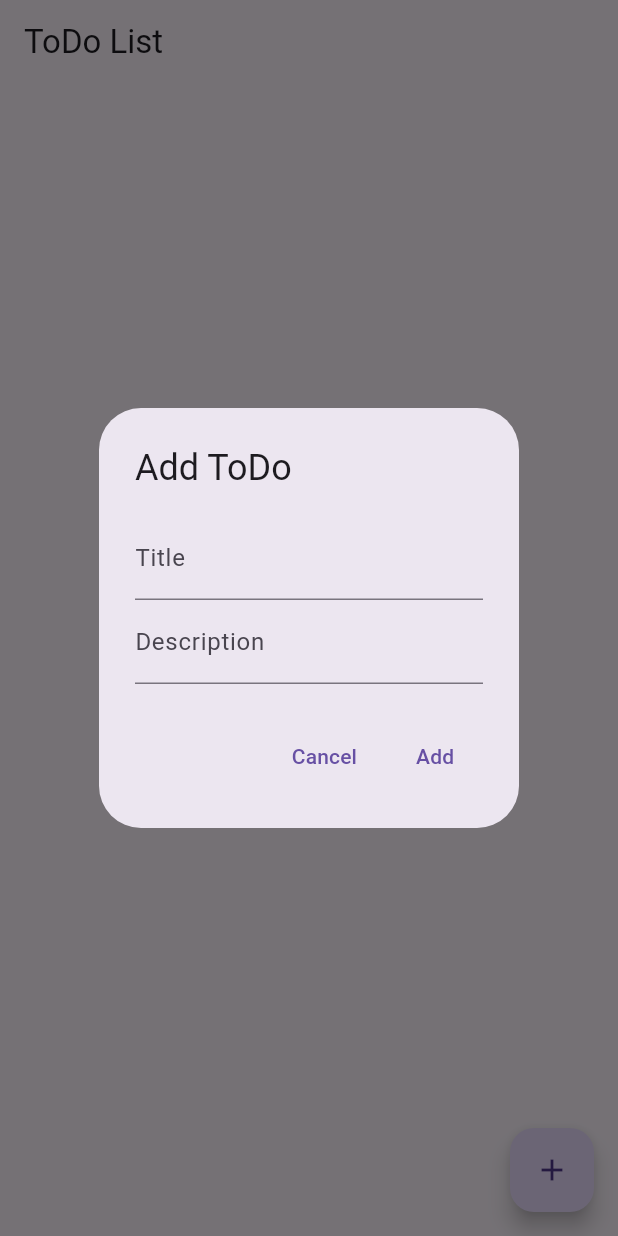
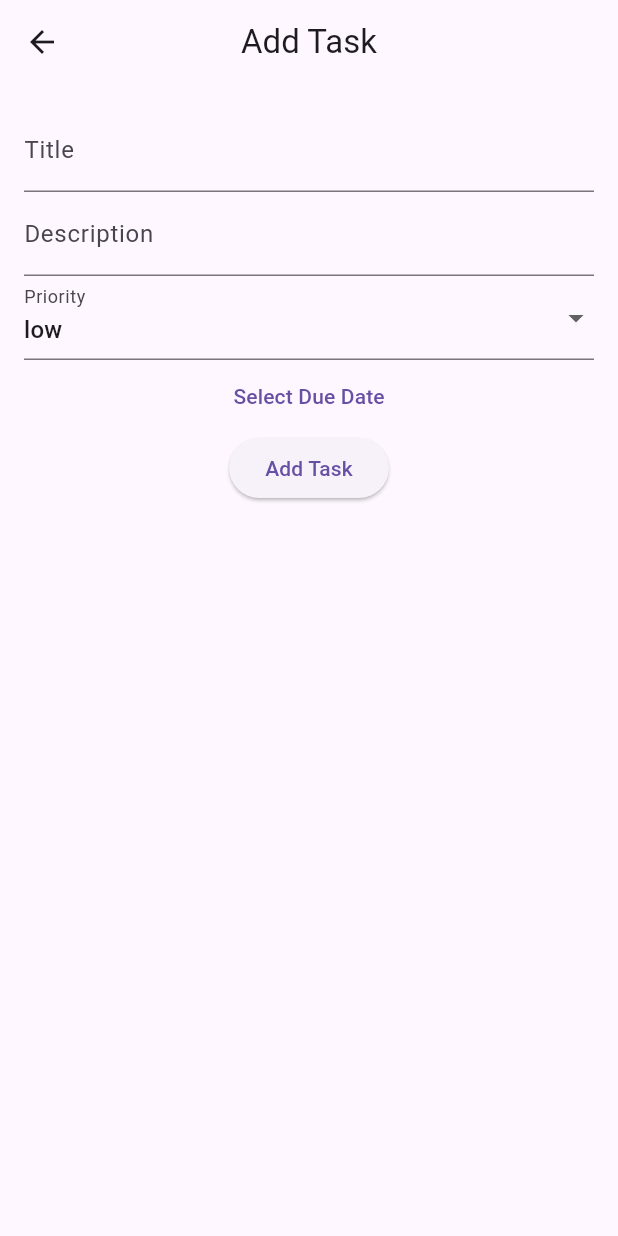
Before and after one commit to Ajaykumaryadav-Aj/todo_list_app, a Flutter app: the screen it shows after launch, after a tap on the "add" icon, on a phone screen of 412 x 824 dp. Run offline on Flutter 3.47's test engine with Material 3 defaults, Android fonts, the phone set to English and light mode, and no system bars; our stand-ins replace flutter_bloc, flutter_local_notifications, shared_preferences.

Commit message:
third commit

```diff
--- a/lib/bloc/todo_bloc.dart
+++ b/lib/bloc/todo_bloc.dart
@@ -1,41 +1,64 @@
 
+import 'dart:convert';
 import 'package:flutter_bloc/flutter_bloc.dart';
+import 'package:shared_preferences/shared_preferences.dart';
+import 'package:todo_list_app/bloc/todo_event.dart';
+import 'package:todo_list_app/bloc/todo_state.dart';
 import 'package:todo_list_app/models/model.dart';
-import 'todo_event.dart';
-import 'todo_state.dart';
 
-class ToDoBloc extends Bloc<ToDoEvent, ToDoState> {
-  ToDoBloc() : super(const ToDoLoadSuccess([])) {
-    on<AddToDo>(_onAddToDo);
-    on<UpdateToDo>(_onUpdateToDo);
-    on<DeleteToDo>(_onDeleteToDo);
+
+class TaskBloc extends Bloc<TaskEvent, TaskState> {
+  TaskBloc() : super(const TaskState()) {
+    on<LoadTasks>(_onLoadTasks);
+    on<AddTask>(_onAddTask);
+    on<RemoveTask>(_onRemoveTask);
+    on<UpdateTask>(_onUpdateTask);
   }
 
-  void _onAddToDo(AddToDo event, Emitter<ToDoState> emit) {
-    if (state is ToDoLoadSuccess) {
-      final updatedToDos = List<ToDo>.from((state as ToDoLoadSuccess).todos)
-        ..add(event.todo);
-      emit(ToDoLoadSuccess(updatedToDos));
+  Future<void> _onLoadTasks(LoadTasks event, Emitter<TaskState> emit) async {
+    final prefs = await SharedPreferences.getInstance();
+    final List<String>? tasksJson = prefs.getStringList('tasks');
+    if (tasksJson != null) {
+      final tasks =
+          tasksJson.map((json) => Task.fromMap(jsonDecode(json))).toList();
+      emit(TaskState(tasks: tasks));
+    } else {
+      emit(const TaskState());
     }
   }
 
-  void _onUpdateToDo(UpdateToDo event, Emitter<ToDoState> emit) {
-    if (state is ToDoLoadSuccess) {
-      final updatedToDos = (state as ToDoLoadSuccess).todos.map((todo) {
-        return todo.id == event.todo.id ? event.todo : todo;
-      }).toList();
-      emit(ToDoLoadSuccess(updatedToDos));
-    }
+  Future<void> _onAddTask(AddTask event, Emitter<TaskState> emit) async {
+    final updatedTasks = List<Task>.from(state.tasks)..add(event.task);
+    await _saveTasks(updatedTasks);
+    emit(TaskState(tasks: updatedTasks));
   }
 
-  void _onDeleteToDo(DeleteToDo event, Emitter<ToDoState> emit) {
-    if (state is ToDoLoadSuccess) {
-      final updatedToDos = (state as ToDoLoadSuccess).todos
-          .where((todo) => todo.id != event.id)
-          .toList();
-      emit(ToDoLoadSuccess(updatedToDos));
-    }
+  Future<void> _onRemoveTask(RemoveTask event, Emitter<TaskState> emit) async {
+    final updatedTasks = List<Task>.from(state.tasks)..remove(event.task);
+    await _saveTasks(updatedTasks);
+    emit(TaskState(tasks: updatedTasks));
   }
 
+  // Future<void> _onUpdateTask(UpdateTask event, Emitter<TaskState> emit) async {
+  //   final updatedTasks = state.tasks.map((task) {
+  //     return task.title == event.task.title ? event.task : task;
+  //   }).toList();
+  //   await _saveTasks(updatedTasks);
+  //   emit(TaskState(tasks: updatedTasks));
+  // }
 
+  Future<void> _onUpdateTask(UpdateTask event, Emitter<TaskState> emit) async {
+    final updatedTasks = state.tasks.map((task) {
+      return task.title == event.oldTask.title ? event.task : task;
+    }).toList();
+    await _saveTasks(updatedTasks);
+    emit(TaskState(tasks: updatedTasks));
+  }
+
+  Future<void> _saveTasks(List<Task> tasks) async {
+    final prefs = await SharedPreferences.getInstance();
+    final List<String> tasksJson =
+        tasks.map((task) => json.encode(task.toMap())).toList();
+    await prefs.setStringList('tasks', tasksJson);
+  }
 }
--- a/lib/bloc/todo_event.dart
+++ b/lib/bloc/todo_event.dart
@@ -1,37 +1,29 @@
 
-import 'package:equatable/equatable.dart';
+
 import 'package:todo_list_app/models/model.dart';
 
-abstract class ToDoEvent extends Equatable {
-  const ToDoEvent();
+abstract class TaskEvent {}
 
-  @override
-  List<Object> get props => [];
+class LoadTasks extends TaskEvent {}
+
+class AddTask extends TaskEvent {
+  final Task task;
+  AddTask(this.task);
 }
 
-class AddToDo extends ToDoEvent {
-  final ToDo todo;
-
-  const AddToDo(this.todo);
-
-  @override
-  List<Object> get props => [todo];
+class RemoveTask extends TaskEvent {
+  final Task task;
+  RemoveTask(this.task);
 }
 
-class UpdateToDo extends ToDoEvent {
-  final ToDo todo;
+// class UpdateTask extends TaskEvent {
+//   final Task task;
+//   UpdateTask(this.task);
+// }
 
-  const UpdateToDo(this.todo);
+class UpdateTask extends TaskEvent {
+  final Task oldTask;
+  final Task task;
 
-  @override
-  List<Object> get props => [todo];
+  UpdateTask(this.oldTask, this.task);
 }
-
-class DeleteToDo extends ToDoEvent {
-  final String id;
-
-  const DeleteToDo(this.id);
-
-  @override
-  List<Object> get props => [id];
-}
--- a/lib/bloc/todo_state.dart
+++ b/lib/bloc/todo_state.dart
@@ -1,23 +1,10 @@
 
-import 'package:equatable/equatable.dart';
+
+
 import 'package:todo_list_app/models/model.dart';
 
-abstract class ToDoState extends Equatable {
-  const ToDoState();
+class TaskState {
+  final List<Task> tasks;
 
-  @override
-  List<Object> get props => [];
+  const TaskState({this.tasks = const []});
 }
-
-class ToDoInitial extends ToDoState {}
-
-class ToDoLoadSuccess extends ToDoState {
-  final List<ToDo> todos;
-
-  const ToDoLoadSuccess([this.todos = const []]);
-
-  @override
-  List<Object> get props => [todos];
-}
-
-class ToDoOperationFailure extends ToDoState {}
--- a/lib/main.dart
+++ b/lib/main.dart
@@ -1,23 +1,40 @@
-
 import 'package:flutter/material.dart';
 import 'package:flutter_bloc/flutter_bloc.dart';
+import 'package:flutter_local_notifications/flutter_local_notifications.dart';
+import 'package:todo_list_app/bloc/todo_bloc.dart';
+import 'package:todo_list_app/bloc/todo_event.dart';
 import 'package:todo_list_app/screens/home_screen.dart';
-import 'bloc/todo_bloc.dart';
 
-void main() {
+final FlutterLocalNotificationsPlugin flutterLocalNotificationsPlugin =
+    FlutterLocalNotificationsPlugin();
+
+void main() async {
+  WidgetsFlutterBinding.ensureInitialized();
+
+  const AndroidInitializationSettings initializationSettingsAndroid =
+      AndroidInitializationSettings('@mipmap/ic_launcher');
+  const InitializationSettings initializationSettings =
+      InitializationSettings(android: initializationSettingsAndroid);
+
+  await flutterLocalNotificationsPlugin.initialize(initializationSettings);
+
   runApp(const MyApp());
 }
 
 class MyApp extends StatelessWidget {
-  const MyApp({super.key});
+  const MyApp({Key? key}) : super(key: key);
 
   @override
   Widget build(BuildContext context) {
-    return MaterialApp(
-      title: 'ToDo App',
-      home: BlocProvider(
-        create: (context) => ToDoBloc(),
-        child: ToDoScreen(),
+    return BlocProvider(
+      create: (context) => TaskBloc()..add(LoadTasks()),
+      child: MaterialApp(
+        debugShowCheckedModeBanner: false,
+        title: 'Todo List App',
+        theme: ThemeData(
+          primarySwatch: Colors.blue,
+        ),
+        home: const HomeScreen(),
       ),
     );
   }
--- a/lib/models/model.dart
+++ b/lib/models/model.dart
@@ -1,33 +1,53 @@
+import 'package:flutter_local_notifications/flutter_local_notifications.dart';
 
-import 'package:equatable/equatable.dart';
-
-class ToDo extends Equatable {
-  final String id;
+class Task {
   final String title;
   final String description;
+  final Priority priority;
+  final DateTime dueDate;
   final bool isCompleted;
 
-  const ToDo({
-    required this.id,
+  Task({
     required this.title,
     required this.description,
+    required this.priority,
+    required this.dueDate,
     this.isCompleted = false,
   });
 
-  ToDo copyWith({
-    String? id,
+  Task copyWith({
     String? title,
     String? description,
+    Priority? priority,
+    DateTime? dueDate,
     bool? isCompleted,
   }) {
-    return ToDo(
-      id: id ?? this.id,
+    return Task(
       title: title ?? this.title,
       description: description ?? this.description,
+      priority: priority ?? this.priority,
+      dueDate: dueDate ?? this.dueDate,
       isCompleted: isCompleted ?? this.isCompleted,
     );
   }
 
-  @override
-  List<Object?> get props => [id, title, description, isCompleted];
+  Map<String, dynamic> toMap() {
+    return {
+      'title': title,
+      'description': description,
+      'priority': priority.index,
+      'dueDate': dueDate.toIso8601String(),
+      'isCompleted': isCompleted,
+    };
+  }
+
+  factory Task.fromMap(Map<String, dynamic> map) {
+    return Task(
+      title: map['title'],
+      description: map['description'],
+      priority: Priority.values[map['priority']],
+      dueDate: DateTime.parse(map['dueDate']),
+      isCompleted: map['isCompleted'],
+    );
+  }
 }
--- /dev/null
+++ b/lib/screens/add_task_screen.dart
@@ -0,0 +1,96 @@
+import 'package:flutter/material.dart';
+import 'package:flutter_bloc/flutter_bloc.dart';
+import 'package:flutter_local_notifications/flutter_local_notifications.dart';
+import 'package:todo_list_app/bloc/todo_bloc.dart';
+import 'package:todo_list_app/bloc/todo_event.dart';
+import 'package:todo_list_app/models/model.dart';
+
+class AddTaskScreen extends StatefulWidget {
+  const AddTaskScreen({Key? key}) : super(key: key);
+
+  @override
+  _AddTaskScreenState createState() => _AddTaskScreenState();
+}
+
+class _AddTaskScreenState extends State<AddTaskScreen> {
+  final _formKey = GlobalKey<FormState>();
+  String _title = '';
+  String _description = '';
+  Priority _priority = Priority.low;
+  DateTime _dueDate = DateTime.now();
+
+  @override
+  Widget build(BuildContext context) {
+    return Scaffold(
+      appBar: AppBar(
+        title: const Text('Add Task'),
+        centerTitle: true,
+      ),
+      body: Padding(
+        padding: const EdgeInsets.all(16.0),
+        child: Form(
+          key: _formKey,
+          child: Column(
+            children: [
+              TextFormField(
+                decoration: const InputDecoration(labelText: 'Title'),
+                onSaved: (value) => _title = value!,
+                validator: (value) =>
+                    value!.isEmpty ? 'Please enter a title' : null,
+              ),
+              TextFormField(
+                decoration: const InputDecoration(labelText: 'Description'),
+                onSaved: (value) => _description = value!,
+                validator: (value) =>
+                    value!.isEmpty ? 'Please enter a description' : null,
+              ),
+              DropdownButtonFormField<Priority>(
+                value: _priority,
+                items: Priority.values
+                    .map((priority) => DropdownMenuItem(
+                          value: priority,
+                          child: Text(priority.toString().split('.').last),
+                        ))
+                    .toList(),
+                onChanged: (value) => setState(() => _priority = value!),
+                decoration: const InputDecoration(labelText: 'Priority'),
+              ),
+              TextButton(
+                onPressed: () async {
+                  final selectedDate = await showDatePicker(
+                    context: context,
+                    initialDate: _dueDate,
+                    firstDate: DateTime.now(),
+                    lastDate: DateTime(2100),
+                  );
+                  if (selectedDate != null) {
+                    setState(() => _dueDate = selectedDate);
+                  }
+                },
+                child: const Text('Select Due Date'),
+              ),
+              ElevatedButton(
+                onPressed: _submitForm,
+                child: const Text('Add Task'),
+              ),
+            ],
+          ),
+        ),
+      ),
+    );
+  }
+
+  void _submitForm() {
+    if (_formKey.currentState!.validate()) {
+      _formKey.currentState!.save();
+      final newTask = Task(
+        title: _title,
+        description: _description,
+        priority: _priority,
+        dueDate: _dueDate,
+      );
+      context.read<TaskBloc>().add(AddTask(newTask));
+      Navigator.of(context).pop();
+    }
+  }
+}
--- /dev/null
+++ b/lib/screens/edit_task_screen.dart
@@ -0,0 +1,108 @@
+import 'package:flutter/material.dart';
+import 'package:flutter_bloc/flutter_bloc.dart';
+import 'package:flutter_local_notifications/flutter_local_notifications.dart';
+import 'package:todo_list_app/bloc/todo_bloc.dart';
+import 'package:todo_list_app/bloc/todo_event.dart';
+import 'package:todo_list_app/models/model.dart';
+
+class EditTaskScreen extends StatefulWidget {
+  final Task task;
+
+  const EditTaskScreen({Key? key, required this.task}) : super(key: key);
+
+  @override
+  _EditTaskScreenState createState() => _EditTaskScreenState();
+}
+
+class _EditTaskScreenState extends State<EditTaskScreen> {
+  final _formKey = GlobalKey<FormState>();
+  late String _title;
+  late String _description;
+  late Priority _priority;
+  late DateTime _dueDate;
+
+  @override
+  void initState() {
+    super.initState();
+    _title = widget.task.title;
+    _description = widget.task.description;
+    _priority = widget.task.priority;
+    _dueDate = widget.task.dueDate;
+  }
+
+  @override
+  Widget build(BuildContext context) {
+    return Scaffold(
+      appBar: AppBar(
+        title: const Text('Edit Task'),
+        centerTitle: true,
+      ),
+      body: Padding(
+        padding: const EdgeInsets.all(16.0),
+        child: Form(
+          key: _formKey,
+          child: Column(
+            children: [
+              TextFormField(
+                initialValue: _title,
+                decoration: const InputDecoration(labelText: 'Title'),
+                onSaved: (value) => _title = value ?? '',
+                validator: (value) =>
+                    value!.isEmpty ? 'Please enter a title' : null,
+              ),
+              TextFormField(
+                initialValue: _description,
+                decoration: const InputDecoration(labelText: 'Description'),
+                onSaved: (value) => _description = value ?? '',
+              ),
+              DropdownButtonFormField<Priority>(
+                value: _priority,
+                items: Priority.values
+                    .map((priority) => DropdownMenuItem(
+                          value: priority,
+                          child: Text(priority.toString().split('.').last),
+                        ))
+                    .toList(),
+                onChanged: (value) =>
+                    setState(() => _priority = value ?? Priority.low),
+                decoration: const InputDecoration(labelText: 'Priority'),
+              ),
+              TextButton(
+                onPressed: () async {
+                  final selectedDate = await showDatePicker(
+                    context: context,
+                    initialDate: _dueDate,
+                    firstDate: DateTime.now(),
+                    lastDate: DateTime(2100),
+                  );
+                  if (selectedDate != null) {
+                    setState(() => _dueDate = selectedDate);
+                  }
+                },
+                child: const Text('Select Due Date'),
+              ),
+              ElevatedButton(
+                onPressed: _submitForm,
+                child: const Text('Save Changes'),
+              ),
+            ],
+          ),
+        ),
+      ),
+    );
+  }
+
+  void _submitForm() {
+    if (_formKey.currentState!.validate()) {
+      _formKey.currentState!.save();
+      final updatedTask = widget.task.copyWith(
+        title: _title,
+        description: _description,
+        priority: _priority,
+        dueDate: _dueDate,
+      );
+      context.read<TaskBloc>().add(UpdateTask(widget.task, updatedTask));
+      Navigator.of(context).pop();
+    }
+  }
+}
--- a/lib/screens/home_screen.dart
+++ b/lib/screens/home_screen.dart
@@ -1,123 +1,80 @@
-
 import 'package:flutter/material.dart';
 import 'package:flutter_bloc/flutter_bloc.dart';
+import 'package:todo_list_app/bloc/todo_bloc.dart';
+import 'package:todo_list_app/bloc/todo_event.dart';
+import 'package:todo_list_app/bloc/todo_state.dart';
 import 'package:todo_list_app/models/model.dart';
-import '../bloc/todo_bloc.dart';
-import '../bloc/todo_event.dart';
-import '../bloc/todo_state.dart';
+import 'package:todo_list_app/screens/add_task_screen.dart';
+import 'package:todo_list_app/screens/edit_task_screen.dart';
 
-class ToDoScreen extends StatelessWidget {
-  final TextEditingController _titleController = TextEditingController();
-  final TextEditingController _descriptionController = TextEditingController();
-
-  ToDoScreen({super.key});
-  // final TextEditingController _searchController = TextEditingController();
+class HomeScreen extends StatelessWidget {
+  const HomeScreen({Key? key}) : super(key: key);
 
   @override
   Widget build(BuildContext context) {
     return Scaffold(
       appBar: AppBar(
-        title: const Text('ToDo List'),
-
+        title: const Text('To-Do List'),
+        centerTitle: true,
       ),
-      body: BlocBuilder<ToDoBloc, ToDoState>(
+      body: BlocBuilder<TaskBloc, TaskState>(
         builder: (context, state) {
-          if (state is ToDoLoadSuccess) {
-            final todos = state.todos;
-
+          if (state.tasks.isEmpty) {
+            return const Center(child: Text('No tasks available.'));
+          }
           return ListView.builder(
-              itemCount: todos.length,
+            itemCount: state.tasks.length,
             itemBuilder: (context, index) {
-                final todo = todos[index];
-
-                return ListTile(
-                  title: Text(todo.title),
-                  subtitle: Text(todo.description),
-                  trailing: IconButton(
-                    icon: const Icon(Icons.delete),
-                    onPressed: () {
-                      context.read<ToDoBloc>().add(DeleteToDo(todo.id));
-                    },
-                  ),
-                  onTap: () {
-                    _titleController.text = todo.title;
-                    _descriptionController.text = todo.description;
-                    _showAddEditDialog(context, todo);
+              return TaskTile(task: state.tasks[index]);
             },
           );
-              },
-            );
-          }
-
-          return const Center(child: CircularProgressIndicator());
         },
       ),
       floatingActionButton: FloatingActionButton(
         onPressed: () {
-          _titleController.clear();
-          _descriptionController.clear();
-          _showAddEditDialog(context, null);
+          Navigator.of(context).push(
+            MaterialPageRoute(
+              builder: (context) => const AddTaskScreen(),
+            ),
+          );
         },
         child: const Icon(Icons.add),
       ),
     );
   }
+}
 
-  void _showAddEditDialog(BuildContext context, ToDo? todo) {
-    showDialog(
-      context: context,
-      builder: (BuildContext context) {
-        return AlertDialog(
-          title: Text(todo == null ? 'Add ToDo' : 'Edit ToDo'),
-          content: Column(
+class TaskTile extends StatelessWidget {
+  final Task task;
+
+  const TaskTile({Key? key, required this.task}) : super(key: key);
+
+  @override
+  Widget build(BuildContext context) {
+    return ListTile(
+      title: Text(task.title),
+      subtitle: Text(task.description),
+      trailing: Row(
         mainAxisSize: MainAxisSize.min,
         children: [
-              TextField(
-                controller: _titleController,
-                decoration: const InputDecoration(labelText: 'Title'),
+          IconButton(
+            icon: const Icon(Icons.edit),
+            onPressed: () {
+              Navigator.of(context).push(
+                MaterialPageRoute(
+                  builder: (context) => EditTaskScreen(task: task),
                 ),
-              TextField(
-                controller: _descriptionController,
-                decoration: const InputDecoration(labelText: 'Description'),
+              );
+            },
+          ),
+          IconButton(
+            icon: const Icon(Icons.delete),
+            onPressed: () {
+              context.read<TaskBloc>().add(RemoveTask(task));
+            },
           ),
         ],
       ),
-          actions: [
-            TextButton(
-              onPressed: () {
-                Navigator.of(context).pop();
-              },
-              child: const Text('Cancel'),
-            ),
-            TextButton(
-              onPressed: () {
-                final title = _titleController.text.trim();
-                final description = _descriptionController.text.trim();
-
-                if (title.isNotEmpty && description.isNotEmpty) {
-                  if (todo == null) {
-                    final newToDo = ToDo(
-                      id: DateTime.now().toString(),
-                      title: title,
-                      description: description,
-                    );
-                    context.read<ToDoBloc>().add(AddToDo(newToDo));
-                  } else {
-                    final updatedToDo = todo.copyWith(
-                      title: title,
-                      description: description,
-                    );
-                    context.read<ToDoBloc>().add(UpdateToDo(updatedToDo));
-                  }
-
-                  Navigator.of(context).pop();
-                }
-              },
-              child: Text(todo == null ? 'Add' : 'Update'),
-            ),
-          ],
-        );
-      },
     );
   }
 }
--- a/pubspec.yaml
+++ b/pubspec.yaml
@@ -39,6 +39,7 @@ dependencies:
   equatable: ^2.0.5
   shared_preferences: ^2.2.3
   bloc: ^8.1.4
+  flutter_local_notifications: ^17.2.1
 
 dev_dependencies:
   flutter_test:
```
Also changed, not shown: pubspec.lock, 1 other file. Lines whose indentation alone changed are shown as unchanged.
